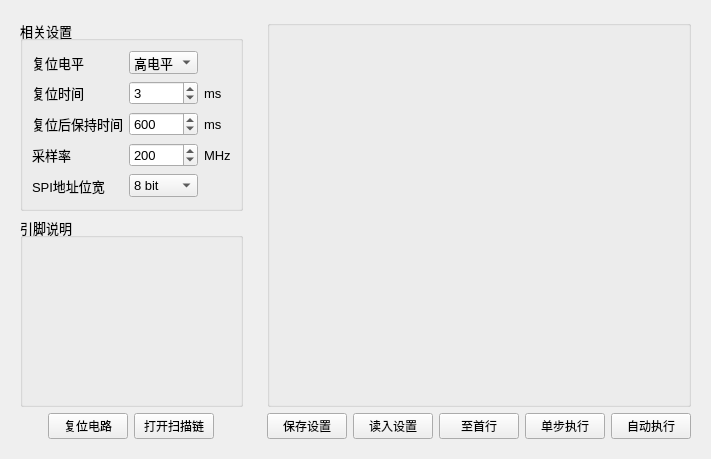
Before: the Qt Designer form soft/zebra-scope/RegAccess.ui in Quenii/ADCEVM, drawn with Qt 5.
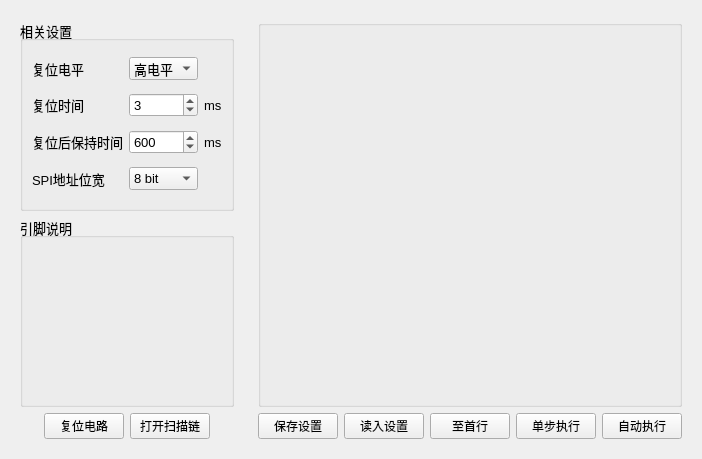
After: the same form once the commit is applied.

```diff
--- a/soft/zebra-scope/RegAccess.ui
+++ b/soft/zebra-scope/RegAccess.ui
@@ -92,7 +92,7 @@
            </property>
           </widget>
          </item>
-         <item row="4" column="1">
+         <item row="3" column="1">
           <widget class="QComboBox" name="cbSPIWidth">
            <item>
             <property name="text">
@@ -163,7 +163,7 @@
            </property>
           </widget>
          </item>
-         <item row="4" column="0">
+         <item row="3" column="0">
           <widget class="QLabel" name="label_8">
            <property name="text">
             <string>SPI地址位宽</string>
@@ -184,42 +184,6 @@
            </item>
           </widget>
          </item>
-         <item row="3" column="0">
-          <widget class="QLabel" name="label_9">
-           <property name="text">
-            <string>采样率</string>
-           </property>
-          </widget>
-         </item>
-         <item row="3" column="1">
-          <widget class="QSpinBox" name="sbSampleRate">
-           <property name="minimum">
-            <number>1</number>
-           </property>
-           <property name="maximum">
-            <number>300</number>
-           </property>
-           <property name="singleStep">
-            <number>10</number>
-           </property>
-           <property name="value">
-            <number>200</number>
-           </property>
-          </widget>
-         </item>
-         <item row="3" column="2">
-          <widget class="QLabel" name="label_7">
-           <property name="sizePolicy">
-            <sizepolicy hsizetype="Minimum" vsizetype="Preferred">
-             <horstretch>0</horstretch>
-             <verstretch>0</verstretch>
-            </sizepolicy>
-           </property>
-           <property name="text">
-            <string>MHz</string>
-           </property>
-          </widget>
-         </item>
         </layout>
        </widget>
       </item>
```
